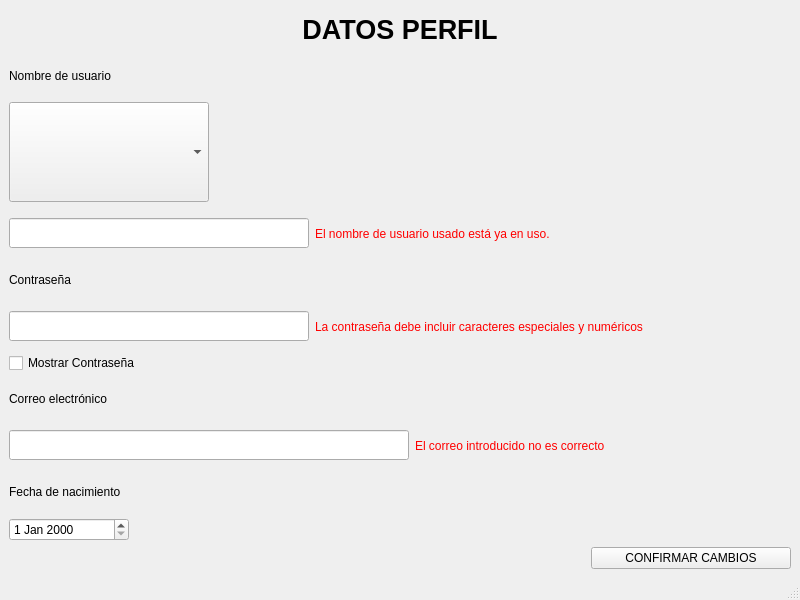
Above: mapa/perfil.ui from jorgecanut/mapaIHM before the change. Below: the same form after it.
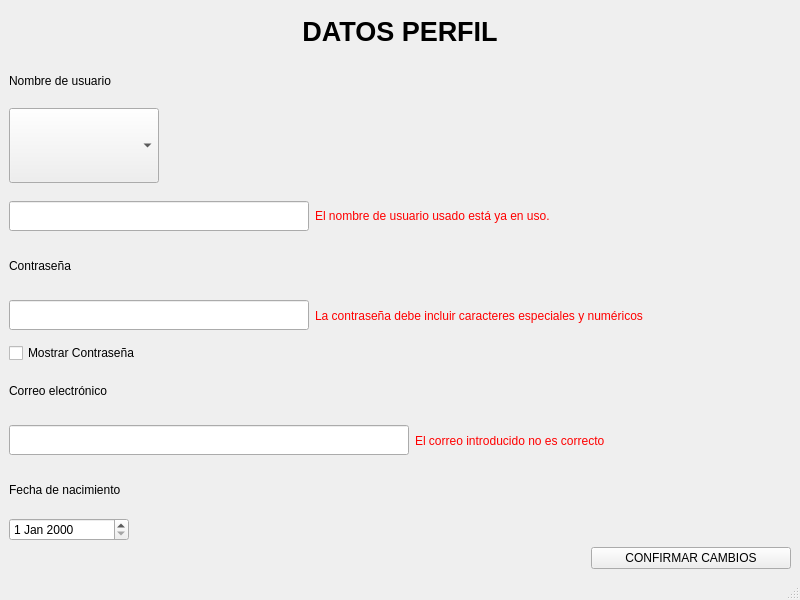
That is the form after the change. Custom widgets are drawn as their Qt base class.

Commit message: Iconos añadidos y en perfil añadidos el IconComboBox, y clase de IconComboBox

```diff
--- a/mapa/perfil.ui
+++ b/mapa/perfil.ui
@@ -64,13 +64,13 @@
       <property name="minimumSize">
        <size>
         <width>0</width>
-        <height>100</height>
+        <height>75</height>
        </size>
       </property>
       <property name="maximumSize">
        <size>
-        <width>200</width>
-        <height>300</height>
+        <width>150</width>
+        <height>75</height>
        </size>
       </property>
      </widget>
@@ -309,6 +309,13 @@
   </widget>
   <widget class="QStatusBar" name="statusbar"/>
  </widget>
+ <customwidgets>
+  <customwidget>
+   <class>IconComboBox</class>
+   <extends>QComboBox</extends>
+   <header location="global">iconcombobox.h</header>
+  </customwidget>
+ </customwidgets>
  <resources/>
  <connections/>
 </ui>
```
Left out of the diff: 2 changed lines with no effect on the pictures. The commit also changes 17 other files.
